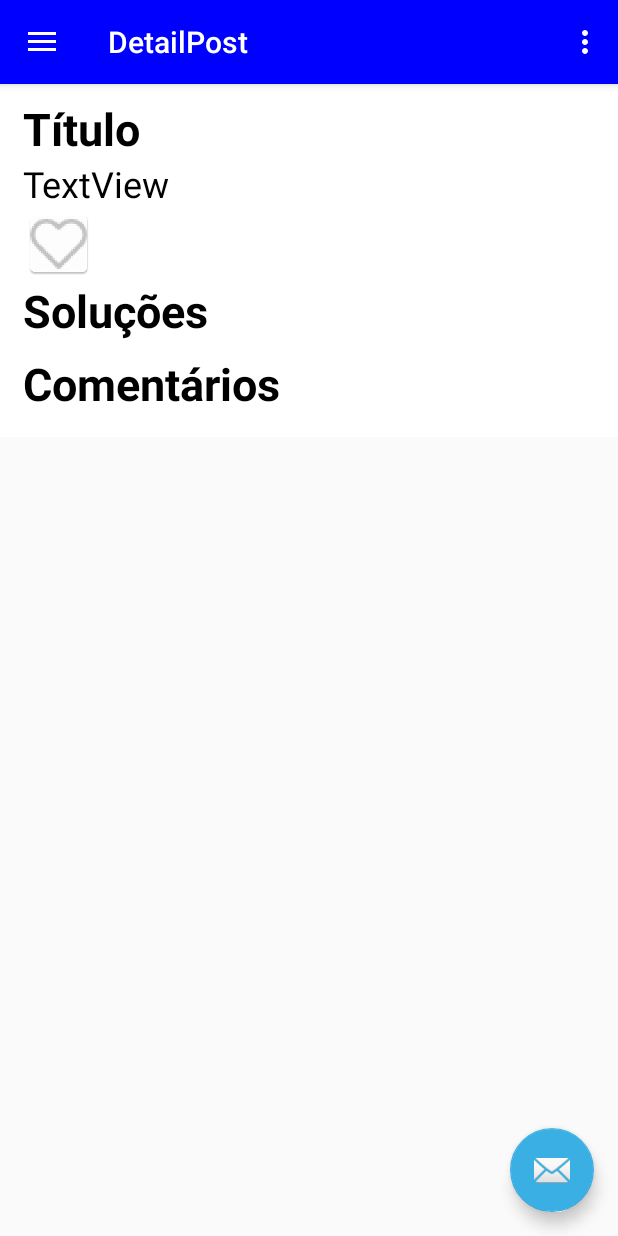
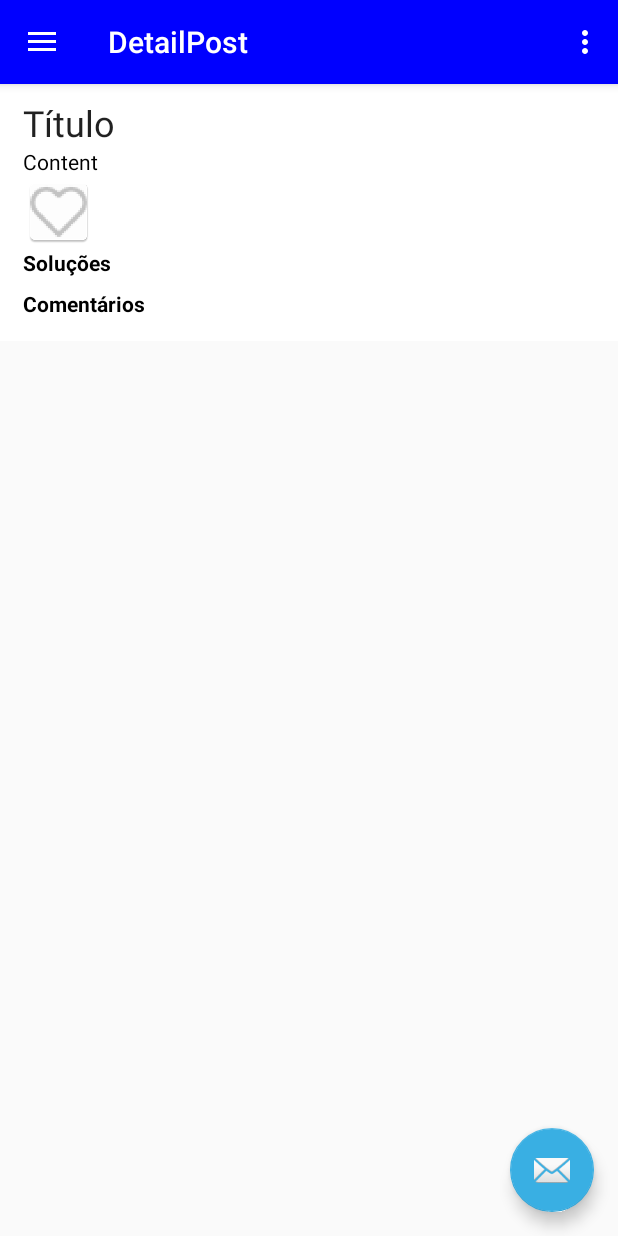
Before and after one commit to levi-rocha/resolve-mobile, an Android app: the PostDetailActivity screen opened directly, with no data from a screen before it, on a phone screen of 412 x 824 dp. Run offline under Robolectric (Android 15) with nearby library versions, the phone set to English and light mode, and no system bars; our stand-ins replace Picasso; libraries missing offline, so code that uses them is left out: com.loopj.android, cz.msebera.android; pictures from the network do not load; 3 statements that could not run were skipped.

Commit message:
sharedprefs e novo post funcionando

```diff
--- a/app/src/main/java/br/unifor/euresolvo/Adapter/PostsAdapter.java
+++ b/app/src/main/java/br/unifor/euresolvo/Adapter/PostsAdapter.java
@@ -40,7 +40,7 @@ public class PostsAdapter extends RecyclerView.Adapter<PostsAdapter.PostsViewHol
         public void bind(final PostSimpleDTO item, final OnItemClickListener listener) {
             titleView.setText(item.getTitle());
             contentView.setText(item.getContentPreview());
-            authorView.setText("- " + item.getAuthorUsername());
+            authorView.setText(item.getAuthorUsername());
             itemView.setOnClickListener(new View.OnClickListener() {
                 @Override public void onClick(View v) {
                     listener.onItemClick(item);
--- a/app/src/main/java/br/unifor/euresolvo/MainActivity.java
+++ b/app/src/main/java/br/unifor/euresolvo/MainActivity.java
@@ -76,6 +76,10 @@ public class MainActivity extends AppCompatActivity
         progressBar.setVisibility(View.VISIBLE);
 
         //Chamando o Service para buscar os posts e preencher lista
+        loadPosts();
+    }
+
+    private void loadPosts() {
         new PostService().getPosts(20, 0, new Callback() {
             @Override
             public void onSuccess(JSONArray result) {
@@ -110,6 +114,18 @@ public class MainActivity extends AppCompatActivity
     }
 
     @Override
+    protected void onResume() {
+        super.onResume();
+        loadPosts();
+    }
+
+    @Override
+    protected void onRestart() {
+        super.onRestart();
+        loadPosts();
+    }
+
+    @Override
     public boolean onCreateOptionsMenu(Menu menu) {
         // Inflate the menu; this adds items to the action bar if it is present.
         getMenuInflater().inflate(R.menu.main, menu);
@@ -139,7 +155,7 @@ public class MainActivity extends AppCompatActivity
         } else if (id == R.id.nav_reposts) {
             startActivity(new Intent(getApplicationContext(), Reports.class));
         } else if (id == R.id.nav_logoff) {
-            prefs.clear();
+            //prefs.clear();
             startActivity(new Intent(getApplicationContext(), LoginActivity.class));
             finish();
         }
--- a/app/src/main/java/br/unifor/euresolvo/MyPosts.java
+++ b/app/src/main/java/br/unifor/euresolvo/MyPosts.java
@@ -53,7 +53,7 @@ public class MyPosts extends MainActivity {
         itemDecorator.setDrawable(ContextCompat.getDrawable(getApplicationContext(), R.drawable.post_line));
         mRecyclerView.addItemDecoration(itemDecorator);
 
-        //mRecyclerView.addItemDecoration(
+        //mCommentsRV.addItemDecoration(
           //      new DividerItemDecoration(getApplicationContext(), DividerItemDecoration.VERTICAL));
     }
 
--- a/app/src/main/java/br/unifor/euresolvo/NewPostActivity.java
+++ b/app/src/main/java/br/unifor/euresolvo/NewPostActivity.java
@@ -3,7 +3,6 @@ package br.unifor.euresolvo;
 import android.app.ProgressDialog;
 import android.content.SharedPreferences;
 import android.os.Bundle;
-import android.preference.PreferenceManager;
 import android.support.design.widget.Snackbar;
 import android.support.v7.app.AppCompatActivity;
 import android.support.v7.widget.Toolbar;
@@ -12,6 +11,8 @@ import android.widget.Button;
 import android.widget.EditText;
 
 import org.json.JSONArray;
+
+import java.util.Map;
 
 import br.unifor.euresolvo.Models.Post;
 import br.unifor.euresolvo.Models.User;
@@ -32,7 +33,7 @@ public class NewPostActivity extends AppCompatActivity {
         Toolbar toolbar = (Toolbar) findViewById(R.id.toolbar);
         setSupportActionBar(toolbar);
         getSupportActionBar().setDisplayHomeAsUpEnabled(true);
-        prefs = PreferenceManager.getDefaultSharedPreferences(getApplicationContext());
+        prefs = getApplicationContext().getSharedPreferences("loginPref", MODE_PRIVATE);
 
         postTitleTxt = (EditText) findViewById(R.id.postTitleTxt);
         postContentTxt = (EditText) findViewById(R.id.postContentTxt);
@@ -50,6 +51,7 @@ public class NewPostActivity extends AppCompatActivity {
         post.setTitle(postTitleTxt.getText().toString());
         post.setContent(postContentTxt.getText().toString());
         User author = new User();
+        final Map<String, ?> all = prefs.getAll();
         author.setId(prefs.getLong("userId", 0));
         post.setAuthor(author);
         showProgressDialog();
--- a/app/src/main/java/br/unifor/euresolvo/PostDetailActivity.java
+++ b/app/src/main/java/br/unifor/euresolvo/PostDetailActivity.java
@@ -16,6 +16,7 @@ import org.json.JSONArray;
 import org.json.JSONException;
 
 import br.unifor.euresolvo.Adapter.CommentAdapter;
+import br.unifor.euresolvo.Adapter.SolutionAdapter;
 import br.unifor.euresolvo.DTO.PostDetailedDTO;
 import br.unifor.euresolvo.Service.Callback;
 import br.unifor.euresolvo.Service.Conversor;
@@ -23,30 +24,19 @@ import br.unifor.euresolvo.Service.PostService;
 
 public class PostDetailActivity extends MainActivity {
 
-    TextView txtTitulo;
-    TextView txtDescricao;
-    RecyclerView mRecyclerView;
+    private TextView txtTitulo, txtDescricao;
+    private RecyclerView mCommentsRV, mSolutionsRV;
     private PostDetailedDTO post;
 
     @Override
     protected void onCreate(Bundle savedInstanceState) {
         super.onCreate(savedInstanceState);
-        setContentView(R.layout.activity_detail_post);
+        setContentView(R.layout.activity_post_detail);
         Toolbar toolbar = (Toolbar) findViewById(R.id.toolbar);
         setSupportActionBar(toolbar);
-        mRecyclerView = (RecyclerView) findViewById(R.id.comment_recycler_view_list);
-        setupRecycler();
 
-        /*
-        FloatingActionButton fab = (FloatingActionButton) findViewById(R.id.fab);
-        fab.setOnClickListener(new View.OnClickListener() {
-            @Override
-            public void onClick(View view) {
-                Snackbar.make(view, "Replace with your own action", Snackbar.LENGTH_LONG)
-                        .setAction("Action", null).show();
-            }
-        });
-        */
+        initCommentList();
+        initSolutionList();
 
         DrawerLayout drawer = (DrawerLayout) findViewById(R.id.drawer_layout);
         ActionBarDrawerToggle toggle = new ActionBarDrawerToggle(
@@ -60,6 +50,10 @@ public class PostDetailActivity extends MainActivity {
         txtTitulo = (TextView) findViewById(R.id.txtTitle);
         txtDescricao = (TextView) findViewById(R.id.txtDescription);
 
+        loadPost();
+    }
+
+    private void loadPost() {
         Intent intent = getIntent();
         Long id = intent.getLongExtra("postId", 0);
         new PostService().getPostWithId(id, new Callback() {
@@ -69,28 +63,44 @@ public class PostDetailActivity extends MainActivity {
                     post = new Conversor().toPostDetailedDTO(result.getJSONObject(0));
                     txtTitulo.setText(post.getTitle());
                     txtDescricao.setText(post.getContent());
-                    updateRecycler();
+                    updateCommentList();
                 } catch (JSONException e) {
                     e.printStackTrace();
                 }
             }
         });
-
     }
 
-    private void setupRecycler() {
+    private void initSolutionList() {
+        mSolutionsRV = (RecyclerView) findViewById(R.id.solutionList);
+        mSolutionsRV.setLayoutManager(new LinearLayoutManager(this));
+        mSolutionsRV.addItemDecoration(postLine());
+    }
+
+    private void initCommentList() {
+        mCommentsRV = (RecyclerView) findViewById(R.id.comment_recycler_view_list);
         // Configurando o gerenciador de layout para ser uma lista.
         LinearLayoutManager layoutManager = new LinearLayoutManager(this);
-        mRecyclerView.setLayoutManager(layoutManager);
+        mCommentsRV.setLayoutManager(layoutManager);
 
         // Configurando um dividr entre linhas, para uma melhor visualização.
-        DividerItemDecoration itemDecorator = new DividerItemDecoration(getApplicationContext(), DividerItemDecoration.VERTICAL);
-        itemDecorator.setDrawable(ContextCompat.getDrawable(getApplicationContext(), R.drawable.post_line));
-        mRecyclerView.addItemDecoration(itemDecorator);
+        mCommentsRV.addItemDecoration(postLine());
     }
 
-    private void updateRecycler() {
-        mRecyclerView.setAdapter(new CommentAdapter(post.getComments()));
+    private DividerItemDecoration postLine() {
+        DividerItemDecoration itemDecorator =
+                new DividerItemDecoration(getApplicationContext(), DividerItemDecoration.VERTICAL);
+        itemDecorator.setDrawable(
+                ContextCompat.getDrawable(getApplicationContext(), R.drawable.post_line));
+        return itemDecorator;
+    }
+
+    private void updateSolutionList() {
+        mSolutionsRV.setAdapter(new SolutionAdapter(post.getSolutions()));
+    }
+
+    private void updateCommentList() {
+        mCommentsRV.setAdapter(new CommentAdapter(post.getComments()));
     }
 
 }
--- a/app/src/main/java/br/unifor/euresolvo/Service/Callback.java
+++ b/app/src/main/java/br/unifor/euresolvo/Service/Callback.java
@@ -33,7 +33,7 @@ public class Callback extends JsonHttpResponseHandler {
     }
 
     @Override
-    public void onSuccess(int statusCode, Header[] headers, String responseString) {
+    public final void onSuccess(int statusCode, Header[] headers, String responseString) {
         JSONArray timeline = new JSONArray();
         timeline.put(responseString);
         onSuccess(timeline);
@@ -51,20 +51,23 @@ public class Callback extends JsonHttpResponseHandler {
     }
 
     @Override
-    public void onFailure(int statusCode, Header[] headers, Throwable throwable, JSONObject errorResponse) {
+    public final void onFailure(int statusCode, Header[] headers, Throwable throwable, JSONObject errorResponse) {
         if (errorResponse == null)
             onFailure(null);
         else {
             String errors = "";
-            while (errorResponse.keys().hasNext()) {
+            int cap = 20;
+            int control = 0;
+            while (errorResponse.keys().hasNext() && control < cap) {
                 errors += errorResponse.keys().next() + "\n";
+                control++;
             }
             onFailure(errors);
         }
     }
 
     @Override
-    public void onFailure(int statusCode, Header[] headers, String responseString, Throwable throwable) {
+    public final void onFailure(int statusCode, Header[] headers, String responseString, Throwable throwable) {
         onFailure(responseString);
     }
 }
--- a/app/src/main/java/br/unifor/euresolvo/Service/PostService.java
+++ b/app/src/main/java/br/unifor/euresolvo/Service/PostService.java
@@ -38,7 +38,7 @@ public class PostService {
     }
 
     public void insertPost(Post post, Callback callback) {
-        client.post("posts", postCreate(post), callback);
+            client.post("posts", postCreate(post), callback);
     }
 
     public void insertVote(VoteDTO vote, Callback callback) {
--- a/app/src/main/res/layout/app_bar_detail_post.xml
+++ b/app/src/main/res/layout/app_bar_detail_post.xml
@@ -34,19 +34,14 @@
             android:layout_width="match_parent"
             android:layout_height="wrap_content"
             android:text="Título"
-            android:textColor="@color/black"
-            android:textSize="30sp"
-            android:textStyle="bold"
-            tools:text="Titulo Teste" />
+            android:textAppearance="@style/TextAppearance.AppCompat.Headline" />
 
         <TextView
             android:id="@+id/txtDescription"
             android:layout_width="match_parent"
             android:layout_height="wrap_content"
-            android:text="TextView"
-            android:textColor="@color/black"
-            android:textSize="24sp"
-            tools:text="Esta e uma descricao teste, esta e uma descricao teste, esta e uma descricao teste." />
+            android:text="Content"
+            android:textColor="@color/black" />
 
         <LinearLayout
             android:layout_width="match_parent"
@@ -67,9 +62,13 @@
             android:layout_marginBottom="8dp"
             android:text="Soluções"
             android:textColor="@color/black"
-            android:textSize="30sp"
             android:textStyle="bold"
             tools:text="Soluções" />
+
+        <android.support.v7.widget.RecyclerView
+            android:id="@+id/solutionList"
+            android:layout_width="match_parent"
+            android:layout_height="match_parent" />
 
         <TextView
             android:id="@+id/textView6"
@@ -77,7 +76,6 @@
             android:layout_height="wrap_content"
             android:text="Comentários"
             android:textColor="@color/black"
-            android:textSize="30sp"
             android:textStyle="bold"
             tools:text="Comentários" />
 
--- a/app/src/main/res/layout/comment_list_item.xml
+++ b/app/src/main/res/layout/comment_list_item.xml
@@ -6,14 +6,14 @@
     android:padding="10sp">
 
     <TextView
-        android:id="@+id/txtComentario"
+        android:id="@+id/txtContent"
         android:layout_width="match_parent"
         android:layout_height="wrap_content"
         android:text="Comentário"
         android:textSize="20sp" />
 
     <TextView
-        android:id="@+id/txtUsuario"
+        android:id="@+id/txtAuthor"
         android:layout_width="match_parent"
         android:layout_height="wrap_content"
         android:text="Usuário"
--- a/app/src/main/res/values/strings.xml
+++ b/app/src/main/res/values/strings.xml
@@ -32,7 +32,7 @@
         enabled for your project, you have a properly configured google-services.json file
         and that your device has an internet connection.
     </string>
-    <string name="loading">Loading…</string>
+    <string name="loading">Salvando seu post...</string>
     <string name="auth_code_fmt">Auth Code: %s</string>
     <string name="id_token_fmt">ID Token: %s</string>
 
```
Also changed, not shown: app/src/main/java/br/unifor/euresolvo/Adapter/CommentAdapter.java (+7 -16 lines), app/src/main/java/br/unifor/euresolvo/Adapter/SolutionAdapter.java (added, +55 -0 lines), app/src/main/java/br/unifor/euresolvo/EmailLoginActivity.java (+7 -7 lines), app/src/main/java/br/unifor/euresolvo/Holder/CommentHolder.java (+4 -4 lines), app/src/main/java/br/unifor/euresolvo/LoginActivity.java (+0 -29 lines), app/src/main/res/layout/content_main.xml (+19 -9 lines), app/src/main/res/layout/content_new_post.xml (+17 -8 lines), app/src/main/res/layout/item_posts.xml (+15 -7 lines), app/src/main/res/layout/activity_post_detail.xml (renamed from app/src/main/res/layout/activity_detail_post.xml).
